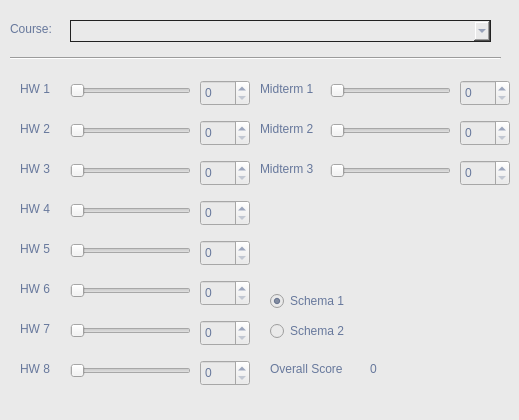
jacobfisher18/grade_calculator, file mainwindow.ui: the form before one commit.
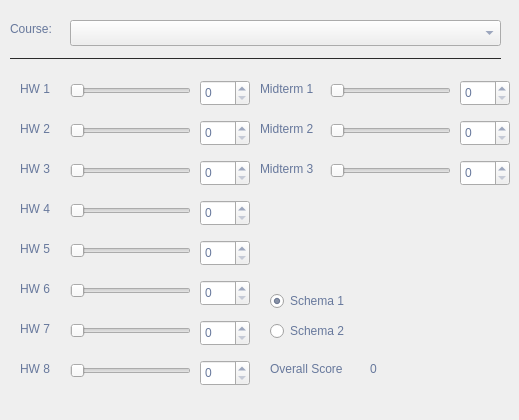
The form after the commit.

The edit to the form file:
```diff
--- a/mainwindow.ui
+++ b/mainwindow.ui
@@ -15,7 +15,6 @@
   </property>
   <property name="styleSheet">
    <string notr="true">font: 13pt &quot;Avenir Next&quot;;
-background-color: rgb(234, 234, 234);
 color: rgb(103, 120, 156);</string>
   </property>
   <widget class="QWidget" name="centralWidget">
@@ -41,23 +40,16 @@
       <height>16</height>
      </rect>
     </property>
+    <property name="styleSheet">
+     <string notr="true">color: rgb(43, 43, 43);</string>
+    </property>
+    <property name="frameShadow">
+     <enum>QFrame::Plain</enum>
+    </property>
     <property name="orientation">
      <enum>Qt::Horizontal</enum>
     </property>
    </widget>
-   <widget class="QComboBox" name="courseselect">
-    <property name="geometry">
-     <rect>
-      <x>70</x>
-      <y>20</y>
-      <width>421</width>
-      <height>22</height>
-     </rect>
-    </property>
-    <property name="styleSheet">
-     <string notr="true">border: 1px solid #222;</string>
-    </property>
-   </widget>
    <widget class="QLabel" name="hw1label">
     <property name="geometry">
      <rect>
@@ -83,6 +75,9 @@
     <property name="styleSheet">
      <string notr="true"/>
     </property>
+    <property name="frame">
+     <bool>true</bool>
+    </property>
     <property name="maximum">
      <number>100</number>
     </property>
@@ -581,6 +576,16 @@
      <enum>Qt::Horizontal</enum>
     </property>
    </widget>
+   <widget class="QComboBox" name="comboBox">
+    <property name="geometry">
+     <rect>
+      <x>70</x>
+      <y>20</y>
+      <width>431</width>
+      <height>26</height>
+     </rect>
+    </property>
+   </widget>
   </widget>
  </widget>
  <layoutdefault spacing="6" margin="11"/>
```
